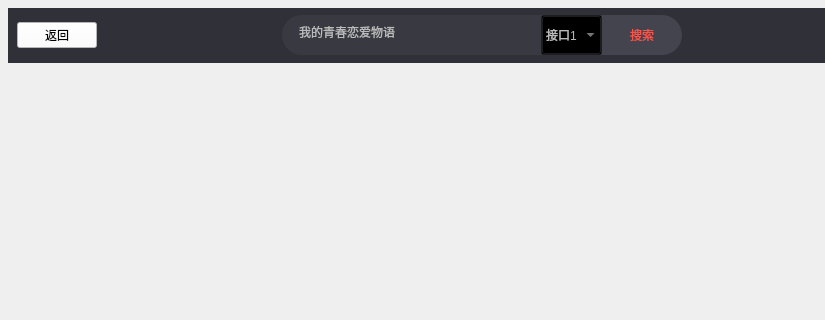
tanyiqu/AnimeArtifactPro, file ui/ui_designer/ui_file/forms/mainForm.ui: the form before one commit; both pictures show x 0 to 825 and y 0 to 320 of the 1000 by 800 pixel window.
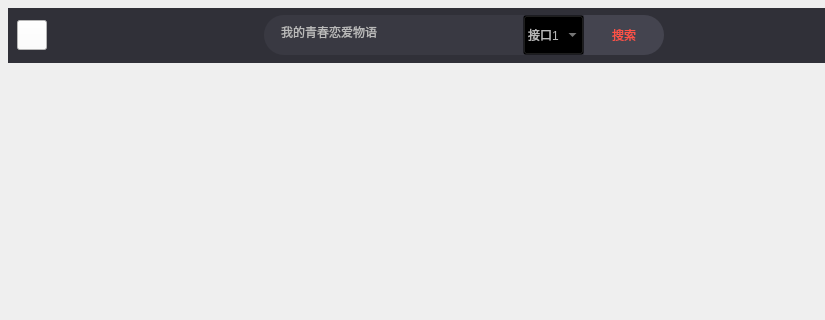
The form after the commit.

Commit message: 实现返回按钮

Diff of the .ui file:
```diff
--- a/ui/ui_designer/ui_file/forms/mainForm.ui
+++ b/ui/ui_designer/ui_file/forms/mainForm.ui
@@ -288,11 +288,23 @@
       </property>
       <item row="0" column="0">
        <widget class="QPushButton" name="btnBack">
+        <property name="minimumSize">
+         <size>
+          <width>30</width>
+          <height>30</height>
+         </size>
+        </property>
+        <property name="maximumSize">
+         <size>
+          <width>30</width>
+          <height>30</height>
+         </size>
+        </property>
         <property name="styleSheet">
          <string notr="true">background-color: #ffffff;</string>
         </property>
         <property name="text">
-         <string>返回</string>
+         <string/>
         </property>
        </widget>
       </item>
```
The commit also changes 6 other files.
